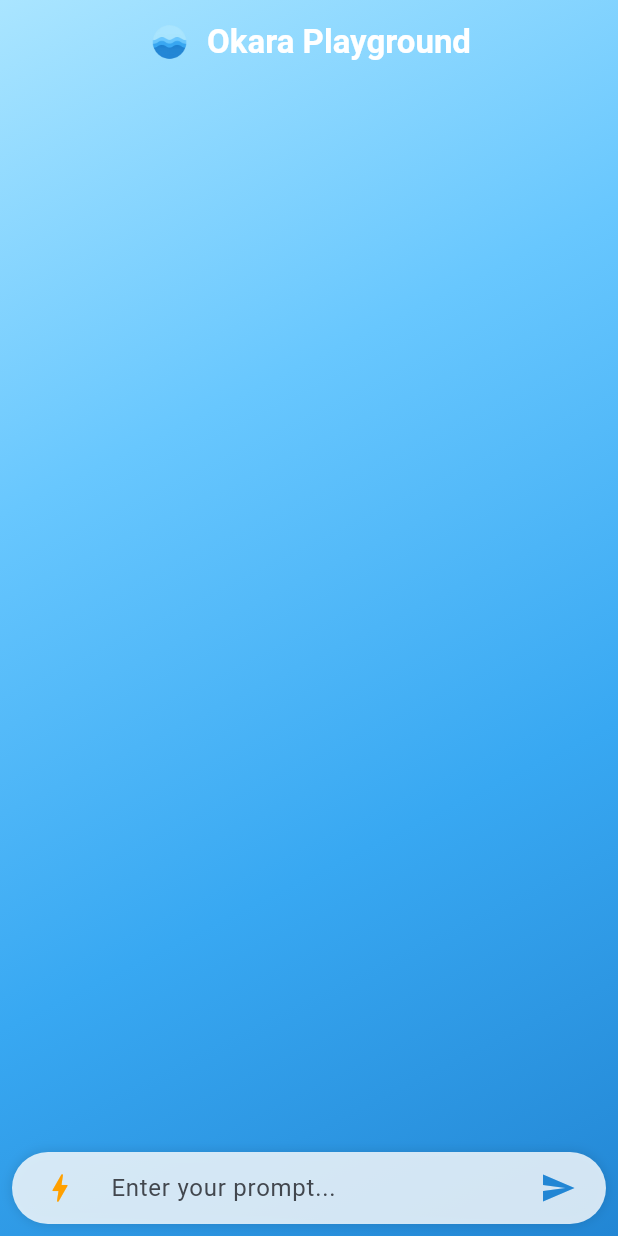
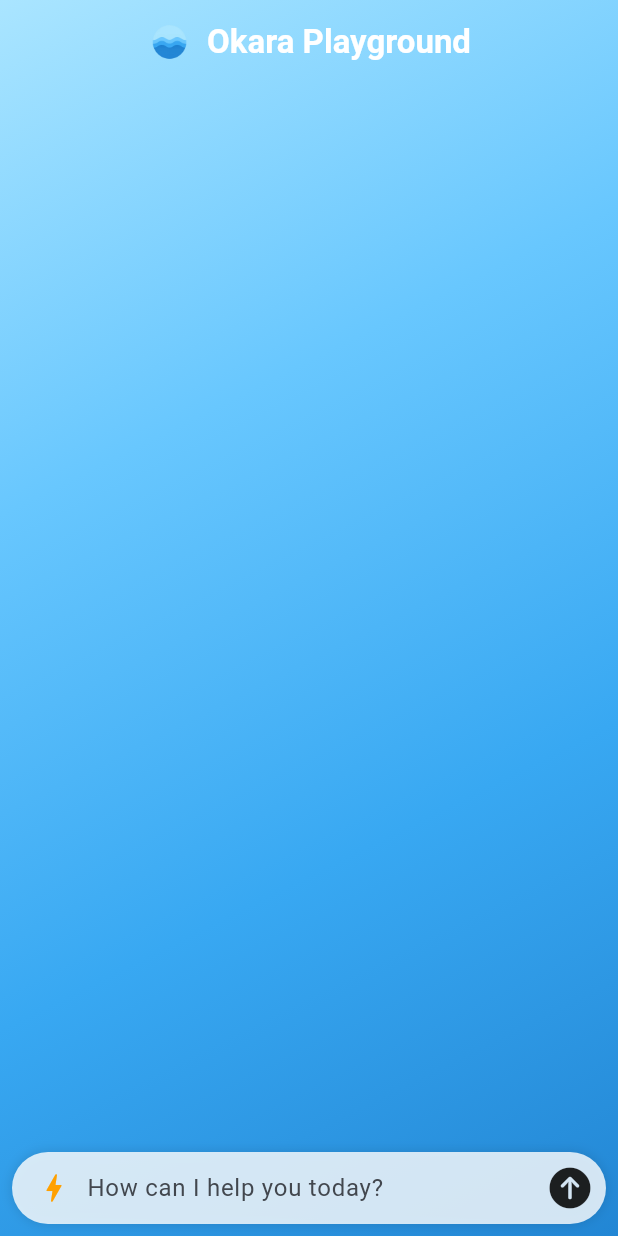
Before and after one commit to drxddy/model_playground, a Flutter app: the screen it shows after launch, after a tap on the "bolt" icon, on a phone screen of 412 x 824 dp. Run offline on Flutter 3.47's test engine with Material 3 defaults, Android fonts, the light colour scheme and no system bars; our stand-ins replace flutter_riverpod, sembast; missing offline and left inert: flutter_client_sse, gpt_markdown.

Commit message:
Refactor and update chat input area interactions

```diff
--- a/lib/main.dart
+++ b/lib/main.dart
@@ -16,7 +16,7 @@
   try {
     setStatusBarColor();
     setPreferredOrientation();
-    setNavigationBarTheme(Color(0xFF2286D4), true);
+    setNavigationBarTheme(AppTheme.gradientColors.last, true);
     setTransparentStatus();
   } catch (err) {
     print('Error occurred while setting up the app: $err');
@@ -56,7 +56,7 @@
       statusBarIconBrightness: Brightness.light,
       statusBarColor: Colors.transparent,
       systemNavigationBarDividerColor: Colors.transparent,
-      systemNavigationBarColor: Colors.black.withOpacity(0.002),
+      systemNavigationBarColor: AppTheme.gradientColors.last.withOpacity(0.002),
     ),
   );
 }
--- a/lib/screens/chat_screen.dart
+++ b/lib/screens/chat_screen.dart
@@ -1,3 +1,4 @@
+import 'package:flutter/cupertino.dart';
 import 'package:flutter/material.dart';
 import 'package:flutter_riverpod/flutter_riverpod.dart';
 import 'package:okara_chat/models/message.dart';
@@ -128,19 +129,21 @@
         ),
         child: Row(
           children: [
-            IconButton(
-              icon: Icon(
-                Icons.bolt,
-                color: isFastResponseMode ? Colors.amber.shade700 : Colors.grey,
+            GestureDetector(
+              onTap: () => notifier.toggleFastResponseMode(),
+              child: Padding(
+                padding: const EdgeInsets.only(left: 8.0),
+                child: Icon(
+                  Icons.bolt,
+                  color: isFastResponseMode ? Colors.amber.shade700 : Colors.grey,
+                ),
               ),
-              onPressed: () => notifier.toggleFastResponseMode(),
-              tooltip: 'Fast Response Mode',
             ),
             Expanded(
               child: TextField(
                 controller: controller,
                 decoration: const InputDecoration(
-                  hintText: 'Enter your prompt...',
+                  hintText: 'How can I help you today?',
                   border: InputBorder.none,
                   contentPadding: EdgeInsets.symmetric(horizontal: 10),
                 ),
@@ -153,23 +156,21 @@
               ),
             ),
             if (isProcessing)
-              IconButton(
-                icon: const Icon(Icons.stop_circle_outlined),
-                onPressed: () => notifier.stopStreaming(),
-                color: Theme.of(context).colorScheme.primary,
-                tooltip: 'Stop',
+              GestureDetector(
+                onTap: () {
+                  notifier.stopStreaming();
+                },
+                child: const Icon(CupertinoIcons.stop_circle_fill, size: 32,),
               )
             else
-              IconButton(
-                icon: const Icon(Icons.send),
-                onPressed: () {
+              GestureDetector(
+                onTap: () {
                   if (controller.text.isNotEmpty) {
                     notifier.sendPrompt(controller.text);
                     controller.clear();
                   }
                 },
-                color: Theme.of(context).colorScheme.primary,
-                tooltip: 'Send',
+                child: const Icon(CupertinoIcons.arrow_up_circle_fill, size: 32,),
               ),
           ],
         ),
```
